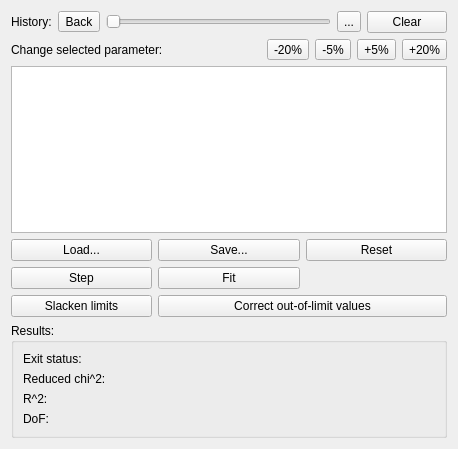
Qt form src/superfit/parameters/parameters.ui (awacha/superfit) before a commit.
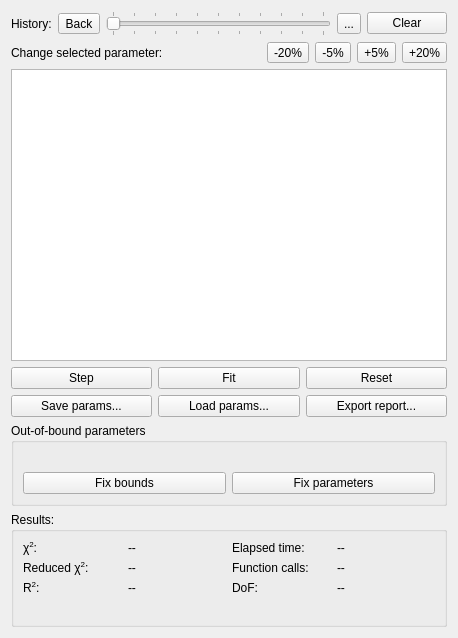
The same form after that commit. Icons and pictures are not drawn.

Diff of the .ui file:
```diff
--- a/src/superfit/parameters/parameters.ui
+++ b/src/superfit/parameters/parameters.ui
@@ -7,15 +7,24 @@
     <x>0</x>
     <y>0</y>
     <width>458</width>
-    <height>449</height>
+    <height>638</height>
    </rect>
   </property>
+  <property name="sizePolicy">
+   <sizepolicy hsizetype="Minimum" vsizetype="Preferred">
+    <horstretch>0</horstretch>
+    <verstretch>0</verstretch>
+   </sizepolicy>
+  </property>
   <property name="windowTitle">
    <string>Form</string>
   </property>
   <layout class="QVBoxLayout" name="verticalLayout">
    <item>
     <layout class="QHBoxLayout" name="horizontalLayout_2">
+     <property name="sizeConstraint">
+      <enum>QLayout::SetDefaultConstraint</enum>
+     </property>
      <item>
       <widget class="QLabel" name="label">
        <property name="text">
@@ -29,7 +38,8 @@
         <string>Back</string>
        </property>
        <property name="icon">
-        <iconset theme="go-first"/>
+        <iconset theme="go-first">
+         <normaloff>.</normaloff>.</iconset>
        </property>
       </widget>
      </item>
@@ -41,6 +51,9 @@
        <property name="orientation">
         <enum>Qt::Horizontal</enum>
        </property>
+       <property name="tickPosition">
+        <enum>QSlider::TicksBothSides</enum>
+       </property>
       </widget>
      </item>
      <item>
@@ -49,7 +62,8 @@
         <string>...</string>
        </property>
        <property name="icon">
-        <iconset theme="go-last"/>
+        <iconset theme="go-last">
+         <normaloff>.</normaloff>.</iconset>
        </property>
       </widget>
      </item>
@@ -59,7 +73,8 @@
         <string>Clear</string>
        </property>
        <property name="icon">
-        <iconset theme="edit-clear-all"/>
+        <iconset theme="edit-clear-all">
+         <normaloff>.</normaloff>.</iconset>
        </property>
       </widget>
      </item>
@@ -118,8 +133,14 @@
    </item>
    <item>
     <widget class="QTreeView" name="treeView">
+     <property name="sizePolicy">
+      <sizepolicy hsizetype="Minimum" vsizetype="Expanding">
+       <horstretch>0</horstretch>
+       <verstretch>1</verstretch>
+      </sizepolicy>
+     </property>
      <property name="sizeAdjustPolicy">
-      <enum>QAbstractScrollArea::AdjustToContents</enum>
+      <enum>QAbstractScrollArea::AdjustToContentsOnFirstShow</enum>
      </property>
      <property name="alternatingRowColors">
       <bool>true</bool>
@@ -134,100 +155,221 @@
    </item>
    <item>
     <layout class="QGridLayout" name="gridLayout">
-     <item row="0" column="1">
-      <widget class="QPushButton" name="savePushButton">
+     <item row="0" column="2">
+      <widget class="QPushButton" name="resetPushButton">
        <property name="text">
-        <string>Save...</string>
+        <string>Reset</string>
        </property>
        <property name="icon">
-        <iconset theme="document-save-as"/>
+        <iconset theme="view-refresh">
+         <normaloff>.</normaloff>.</iconset>
        </property>
       </widget>
      </item>
      <item row="0" column="0">
-      <widget class="QPushButton" name="loadPushButton">
-       <property name="text">
-        <string>Load...</string>
-       </property>
-       <property name="icon">
-        <iconset theme="document-open"/>
-       </property>
-      </widget>
-     </item>
-     <item row="1" column="0">
       <widget class="QPushButton" name="stepPushButton">
        <property name="text">
         <string>Step</string>
        </property>
       </widget>
      </item>
-     <item row="1" column="1">
+     <item row="0" column="1">
       <widget class="QPushButton" name="fitPushButton">
        <property name="text">
         <string>Fit</string>
        </property>
       </widget>
      </item>
-     <item row="0" column="2">
-      <widget class="QPushButton" name="resetPushButton">
-       <property name="text">
-        <string>Reset</string>
-       </property>
-       <property name="icon">
-        <iconset theme="view-refresh"/>
-       </property>
-      </widget>
-     </item>
      <item row="2" column="0">
-      <widget class="QPushButton" name="slackenLimitsPushButton">
+      <widget class="QPushButton" name="savePushButton">
        <property name="text">
-        <string>Slacken limits</string>
+        <string>Save params...</string>
        </property>
+       <property name="icon">
+        <iconset theme="document-save-as">
+         <normaloff>.</normaloff>.</iconset>
+       </property>
       </widget>
      </item>
-     <item row="2" column="1" colspan="2">
-      <widget class="QPushButton" name="correctValuesPushButton">
+     <item row="2" column="1">
+      <widget class="QPushButton" name="loadPushButton">
        <property name="text">
-        <string>Correct out-of-limit values</string>
+        <string>Load params...</string>
+       </property>
+       <property name="icon">
+        <iconset theme="document-open">
+         <normaloff>.</normaloff>.</iconset>
+       </property>
+      </widget>
+     </item>
+     <item row="2" column="2">
+      <widget class="QPushButton" name="exportReportPushButton">
+       <property name="text">
+        <string>Export report...</string>
        </property>
       </widget>
      </item>
     </layout>
    </item>
+   <item>
+    <widget class="QGroupBox" name="outOfBoundParametersGroupBox">
+     <property name="sizePolicy">
+      <sizepolicy hsizetype="Minimum" vsizetype="Preferred">
+       <horstretch>0</horstretch>
+       <verstretch>0</verstretch>
+      </sizepolicy>
+     </property>
+     <property name="title">
+      <string>Out-of-bound parameters</string>
+     </property>
+     <layout class="QVBoxLayout" name="verticalLayout_2">
+      <item>
+       <layout class="QHBoxLayout" name="horizontalLayout">
+        <item>
+         <widget class="QLabel" name="oobLabel">
+          <property name="text">
+           <string/>
+          </property>
+          <property name="wordWrap">
+           <bool>true</bool>
+          </property>
+         </widget>
+        </item>
+       </layout>
+      </item>
+      <item>
+       <layout class="QHBoxLayout" name="horizontalLayout_4">
+        <item>
+         <widget class="QPushButton" name="slackenLimitsPushButton">
+          <property name="text">
+           <string>Fix bounds</string>
+          </property>
+         </widget>
+        </item>
+        <item>
+         <widget class="QPushButton" name="correctValuesPushButton">
+          <property name="text">
+           <string>Fix parameters</string>
+          </property>
+         </widget>
+        </item>
+       </layout>
+      </item>
+     </layout>
+    </widget>
+   </item>
    <item>
     <widget class="QGroupBox" name="groupBox">
+     <property name="sizePolicy">
+      <sizepolicy hsizetype="Minimum" vsizetype="Preferred">
+       <horstretch>0</horstretch>
+       <verstretch>0</verstretch>
+      </sizepolicy>
+     </property>
      <property name="title">
       <string>Results:</string>
      </property>
-     <layout class="QFormLayout" name="formLayout">
-      <item row="0" column="0">
-       <widget class="QLabel" name="label_3">
-        <property name="text">
-         <string>Exit status:</string>
-        </property>
-       </widget>
-      </item>
+     <layout class="QGridLayout" name="gridLayout_2">
       <item row="1" column="0">
-       <widget class="QLabel" name="label_4">
+       <widget class="QLabel" name="label_7">
         <property name="text">
-         <string>Reduced chi^2:</string>
+         <string>&lt;html&gt;&lt;head/&gt;&lt;body&gt;&lt;p&gt;χ&lt;span style=&quot; vertical-align:super;&quot;&gt;2&lt;/span&gt;:&lt;/p&gt;&lt;/body&gt;&lt;/html&gt;</string>
+        </property>
+       </widget>
+      </item>
+      <item row="1" column="2">
+       <widget class="QLabel" name="label_8">
+        <property name="text">
+         <string>Elapsed time:</string>
+        </property>
+       </widget>
+      </item>
+      <item row="2" column="2">
+       <widget class="QLabel" name="label_9">
+        <property name="text">
+         <string>Function calls:</string>
+        </property>
+       </widget>
+      </item>
+      <item row="1" column="1">
+       <widget class="QLabel" name="chi2Label">
+        <property name="text">
+         <string>--</string>
         </property>
        </widget>
       </item>
       <item row="2" column="0">
-       <widget class="QLabel" name="label_5">
+       <widget class="QLabel" name="label_4">
         <property name="text">
-         <string>R^2:</string>
+         <string>&lt;html&gt;&lt;head/&gt;&lt;body&gt;&lt;p&gt;Reduced χ&lt;span style=&quot; vertical-align:super;&quot;&gt;2&lt;/span&gt;:&lt;/p&gt;&lt;/body&gt;&lt;/html&gt;</string>
+        </property>
+       </widget>
+      </item>
+      <item row="2" column="1">
+       <widget class="QLabel" name="reducedChi2Label">
+        <property name="text">
+         <string>--</string>
         </property>
        </widget>
       </item>
       <item row="3" column="0">
+       <widget class="QLabel" name="label_5">
+        <property name="text">
+         <string>&lt;html&gt;&lt;head/&gt;&lt;body&gt;&lt;p&gt;R&lt;span style=&quot; vertical-align:super;&quot;&gt;2&lt;/span&gt;:&lt;/p&gt;&lt;/body&gt;&lt;/html&gt;</string>
+        </property>
+       </widget>
+      </item>
+      <item row="3" column="1">
+       <widget class="QLabel" name="r2Label">
+        <property name="text">
+         <string>--</string>
+        </property>
+       </widget>
+      </item>
+      <item row="1" column="3">
+       <widget class="QLabel" name="elapsedTimeLabel">
+        <property name="text">
+         <string>--</string>
+        </property>
+       </widget>
+      </item>
+      <item row="2" column="3">
+       <widget class="QLabel" name="nfuncevLabel">
+        <property name="text">
+         <string>--</string>
+        </property>
+       </widget>
+      </item>
+      <item row="5" column="0" colspan="4">
+       <widget class="QLabel" name="exitStatusLabel">
+        <property name="sizePolicy">
+         <sizepolicy hsizetype="Preferred" vsizetype="Preferred">
+          <horstretch>0</horstretch>
+          <verstretch>0</verstretch>
+         </sizepolicy>
+        </property>
+        <property name="text">
+         <string/>
+        </property>
+        <property name="wordWrap">
+         <bool>true</bool>
+        </property>
+       </widget>
+      </item>
+      <item row="3" column="2">
        <widget class="QLabel" name="label_6">
         <property name="text">
          <string>DoF:</string>
         </property>
        </widget>
       </item>
+      <item row="3" column="3">
+       <widget class="QLabel" name="dofLabel">
+        <property name="text">
+         <string>--</string>
+        </property>
+       </widget>
+      </item>
      </layout>
     </widget>
    </item>
```
